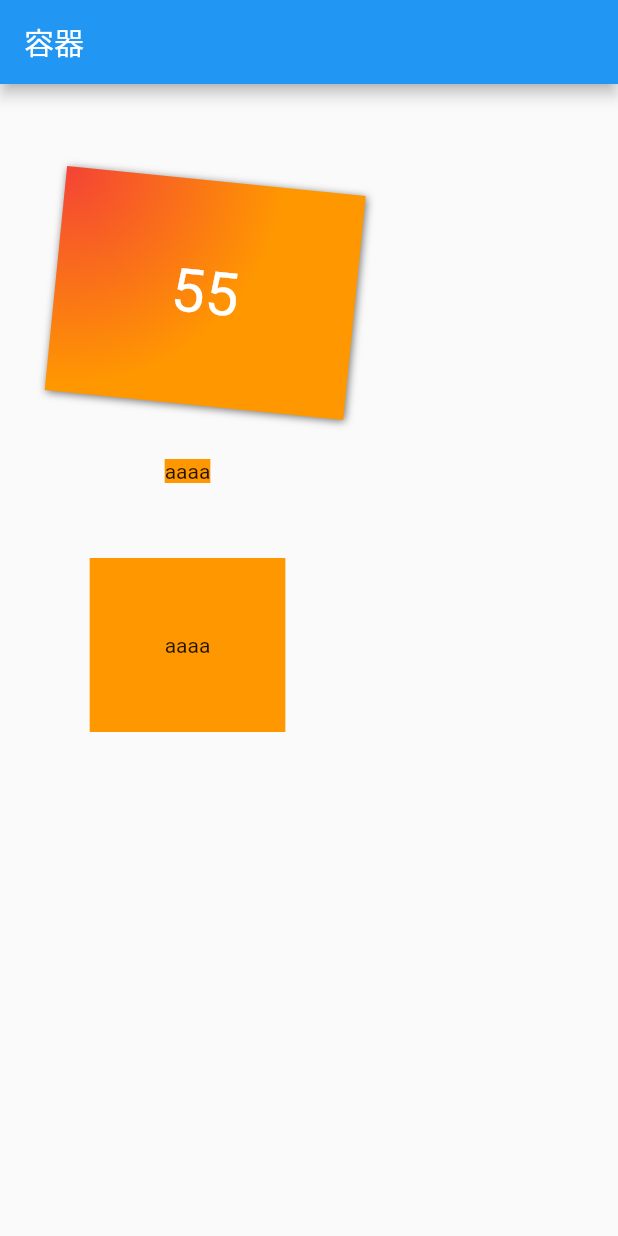
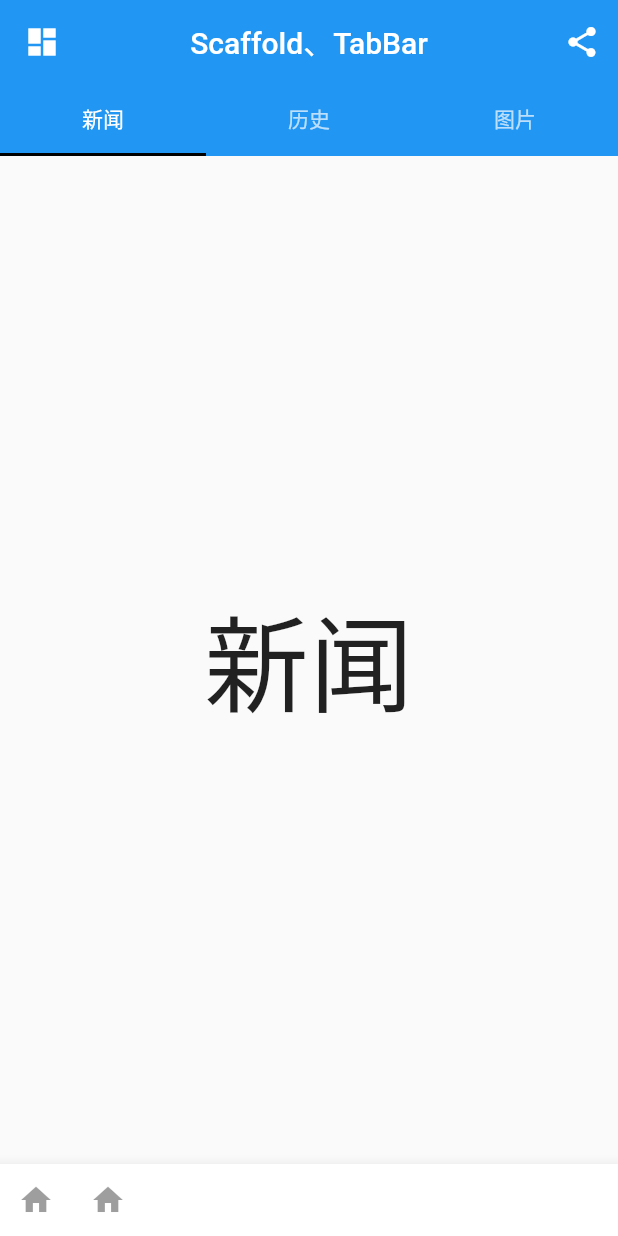
Before and after one commit to amazingokc/FlutterApp, a Flutter app: the screen it shows after launch, on a phone screen of 412 x 824 dp. Run offline on Flutter 3.47's test engine with Material 2 defaults, Android fonts, the phone set to English and light mode, and no system bars.

Commit message:
scaffold
Signed-off-by: xiaoguoqing <13750525954@163.com>

```diff
--- a/lib/main.dart
+++ b/lib/main.dart
@@ -1,4 +1,5 @@
 import 'package:flutter/material.dart';
+import 'package:flutterapp/scaffoldWidget.dart';
 
 import 'BaseWidget.dart';
 import 'alignWidget.dart';
@@ -38,8 +39,9 @@ class MyApp extends StatelessWidget {
           "FrameLayoutPage": (context) => FrameLayoutPage(),
           "AlignPage": (context) => AlignPage(),
           "ContainerPage": (context) => ContainerPage(),
+          "ScaffoldPage": (context) => ScaffoldPage(),
 //          "/": (context) => MyHomePage(title: 'Flutter Demo Home Page'),
-          "/": (context) => ContainerPage(),
+          "/": (context) => ScaffoldPage(),
 //
           //注册首页路由
         });
@@ -204,6 +206,12 @@ class _MyHomePageState extends State<MyHomePage> {
               onPressed: () {
                 Navigator.pushNamed(context, "AlignPage");
               },
+            ),
+            RaisedButton(
+              child: Text("容器"),
+              onPressed: () {
+                Navigator.pushNamed(context, "ContainerPage");
+              },
             )
           ],
         ),
--- /dev/null
+++ b/lib/scaffoldWidget.dart
@@ -0,0 +1,171 @@
+import 'dart:math';
+
+import 'package:flutter/cupertino.dart';
+import 'package:flutter/material.dart';
+
+class ScaffoldPage extends StatefulWidget {
+  @override
+  _ScaffoldWidget createState() {
+    return new _ScaffoldWidget();
+  }
+}
+
+class _ScaffoldWidget extends State<ScaffoldPage>
+    with SingleTickerProviderStateMixin {
+  int _selectedIndex = 1;
+  TabController _tabController;
+  List tabs = ["新闻", "历史", "图片"];
+
+  @override
+  void initState() {
+    super.initState();
+    // 创建Controller
+    _tabController = TabController(length: tabs.length, vsync: this);
+    _tabController.addListener(() {
+      switch (_tabController.index) {
+        case 1:
+
+        case 2:
+      }
+    });
+  }
+
+  @override
+  Widget build(BuildContext context) {
+    return Scaffold(
+        appBar: AppBar(
+          centerTitle: true,
+          title: Text("Scaffold、TabBar"),
+          elevation: 0,
+          actions: <Widget>[
+            IconButton(
+              icon: Icon(Icons.share),
+              onPressed: () {},
+            )
+          ],
+          leading: Builder(
+            builder: (context) {
+              return IconButton(
+                icon: Icon(
+                  Icons.dashboard,
+                  color: Colors.white,
+                ), //自定义图标
+                onPressed: () {
+                  Scaffold.of(context).openDrawer();
+                },
+              );
+            },
+          ),
+          bottom: TabBar(
+            controller: _tabController,
+//          controller: TabController(length: tabs.length, vsync: this),
+            tabs: tabs.map((e) => Tab(text: e)).toList(),
+            indicatorColor: Colors.black,
+          ),
+        ),
+
+        drawer: new MyDrawer(),
+        //抽屉
+
+//      bottomNavigationBar: BottomNavigationBar(
+//        //底部导航
+//        items: <BottomNavigationBarItem>[
+//          BottomNavigationBarItem(icon: Icon(Icons.home), title: Text("Home")),
+//          BottomNavigationBarItem(
+//              icon: Icon(Icons.business), title: Text("Business")),
+//          BottomNavigationBarItem(
+//              icon: Icon(Icons.school), title: Text("School")),
+//        ],
+//        currentIndex: _selectedIndex,
+//        fixedColor: Colors.red,
+//        onTap: _onItemTap,
+//      ),
+
+        bottomNavigationBar: BottomAppBar(
+          color: Colors.white,
+          shape: CircularNotchedRectangle(), // 底部导航栏打一个圆形的洞
+          child: Row(
+            children: <Widget>[
+              IconButton(icon: Icon(Icons.home),),
+              SizedBox(),
+              IconButton(icon: Icon(Icons.home),)
+            ],
+          ),
+        ),
+
+        body: TabBarView(
+        controller: _tabController,
+        children: tabs.map((e) {
+          //创建3个Tab页
+          return Container(
+            alignment: Alignment.center,
+            child: Text(
+              e,
+              textScaleFactor: 5,
+            ),
+          );
+        }).toList()),);
+  }
+
+  void _onItemTap(int index) {
+    setState(() {
+      _selectedIndex = index;
+    });
+  }
+
+  void _onAdd() {}
+}
+
+class MyDrawer extends Drawer {
+  @override
+  Widget build(BuildContext context) {
+    var imgUrl = NetworkImage(
+        "https://avatars2.githubusercontent.com/u/20411648?s=460&v=4");
+
+    return Drawer(
+      child: MediaQuery.removePadding(
+          context: context,
+          removeTop: true,
+          child: Column(
+            crossAxisAlignment: CrossAxisAlignment.start,
+            children: <Widget>[
+              Padding(
+                padding: EdgeInsets.only(top: 38),
+                child: Row(
+                  children: <Widget>[
+//                    Padding(
+//                      padding: const EdgeInsets.symmetric(horizontal: 1.0),
+//                      child:
+//                    ),
+                    Image(
+                      image: imgUrl,
+                      height: 100.0,
+                      width: 100.0,
+                      fit: BoxFit.cover,
+                    ),
+                    Text(
+                      "xiao",
+                      style: TextStyle(fontWeight: FontWeight.bold),
+                    )
+                  ],
+                ),
+              ),
+              Expanded(
+                child: ListView(
+                  children: <Widget>[
+                    ListTile(
+                      leading: const Icon(Icons.add),
+                      title: const Text("Add account"),
+                    ),
+                    ListTile(
+                      leading: const Icon(Icons.settings),
+                      title: const Text("Manage account"),
+                    )
+                  ],
+                ),
+              )
+            ],
+          )),
+    );
+  }
+}
```
